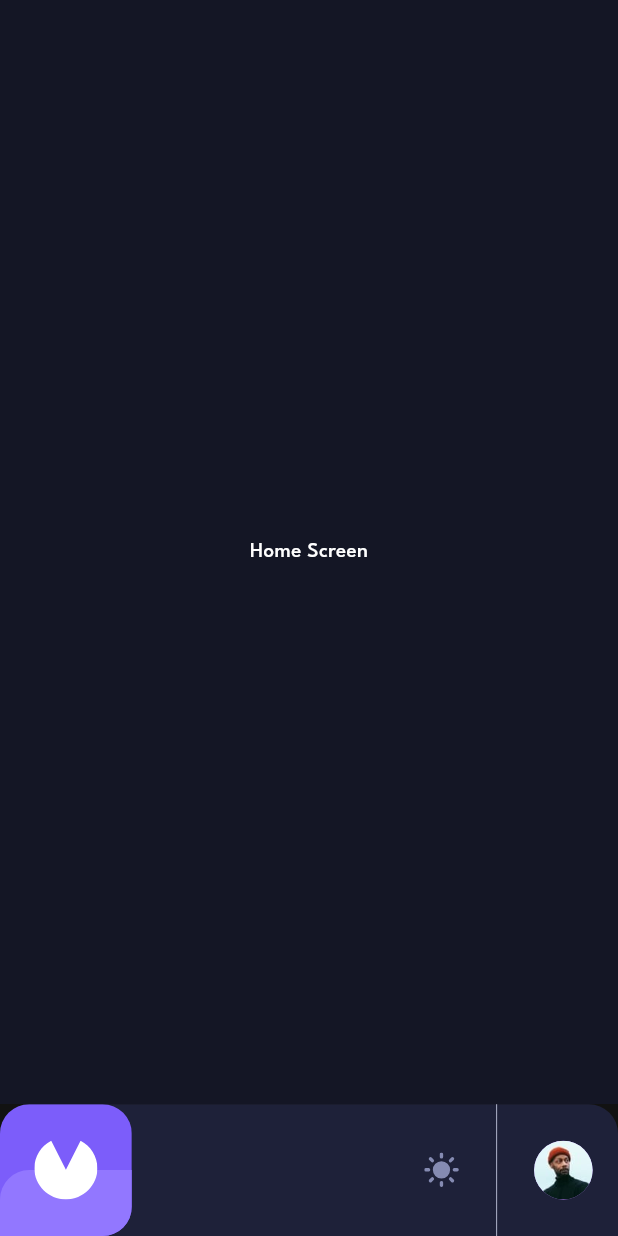
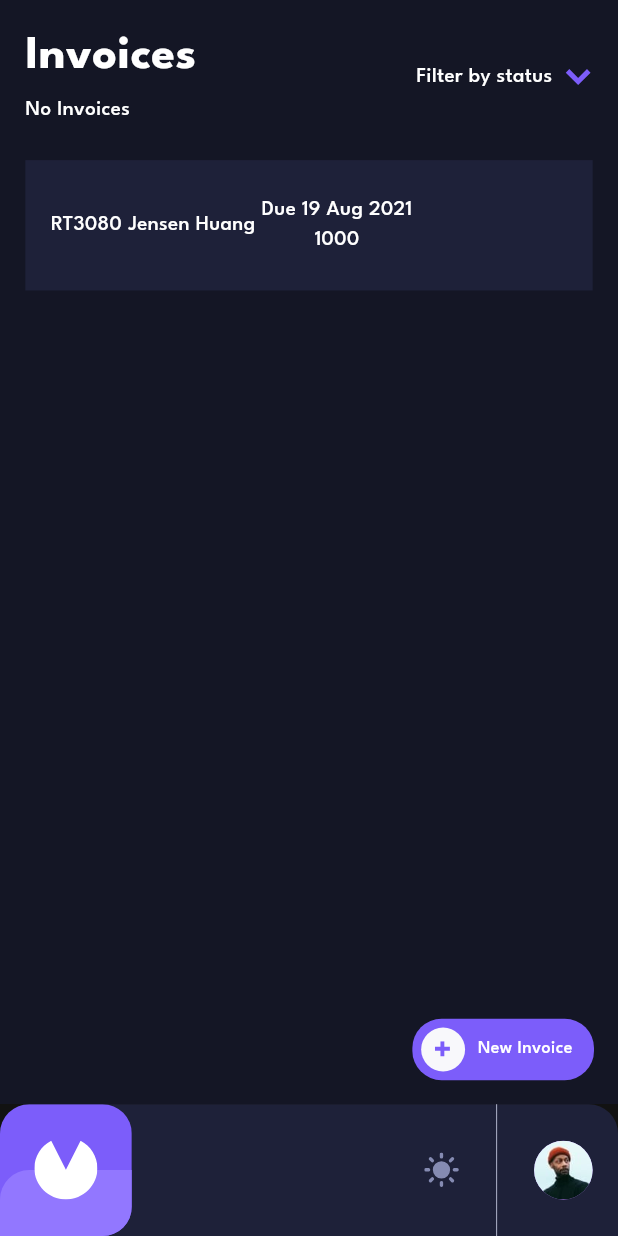
Before and after one commit to BaoTrung37/Blue_invoice, a Flutter app: the screen it shows after launch, on a phone screen of 412 x 824 dp. Run offline on Flutter 3.47's test engine with Material 3 defaults, Android fonts, the phone set to English and light mode, and no system bars; our stand-ins replace auto_route, bloc, flutter_bloc, flutter_screenutil, flutter_svg, get_it and 2 more; generated files the repository leaves out were written again.

Commit message:
add heading, new invoice button

```diff
--- a/invoice_app/lib/presentation/pages/home/home_screen.dart
+++ b/invoice_app/lib/presentation/pages/home/home_screen.dart
@@ -1,6 +1,9 @@
 import 'package:auto_route/auto_route.dart';
 import 'package:flutter/material.dart';
+import 'package:flutter_screenutil/flutter_screenutil.dart';
+import 'package:invoice_app/gen/assets.gen.dart';
 import 'package:invoice_app/presentation/resources/app_colors.dart';
+import 'package:invoice_app/presentation/resources/app_text_styles.dart';
 
 @RoutePage()
 class HomeScreen extends StatelessWidget {
@@ -10,8 +13,90 @@ class HomeScreen extends StatelessWidget {
   Widget build(BuildContext context) {
     return Scaffold(
       backgroundColor: context.colors.backgroundPrimary,
-      body: const Center(
-        child: Text('Home Screen'),
+      body: SafeArea(
+        child: Padding(
+          padding: EdgeInsets.symmetric(horizontal: 16.w, vertical: 20.h),
+          child: Column(
+            children: [
+              _buildHeading(),
+              24.verticalSpace,
+              Container(
+                padding: EdgeInsets.symmetric(horizontal: 16.w, vertical: 24.h),
+                color: context.colors.backgroundSecondary,
+                child: Row(
+                  children: [
+                    const Text('RT3080'),
+                    4.horizontalSpace,
+                    const Text('Jensen Huang'),
+                    4.horizontalSpace,
+                    const Column(
+                      children: [
+                        Text('Due 19 Aug 2021'),
+                        Text('1000'),
+                      ],
+                    ),
+                  ],
+                ),
+              ),
+            ],
+          ),
+        ),
+      ),
+      floatingActionButton: _buildNewInvoiceButton(context),
+    );
+  }
+
+  Widget _buildHeading() {
+    return Row(
+      mainAxisAlignment: MainAxisAlignment.spaceBetween,
+      children: [
+        Column(
+          crossAxisAlignment: CrossAxisAlignment.start,
+          children: [
+            const Text(
+              'Invoices',
+              style: AppTextStyles.heading1,
+            ),
+            8.verticalSpace,
+            const Text('No Invoices'),
+          ],
+        ),
+        Row(
+          children: [
+            const Text('Filter by status'),
+            8.horizontalSpace,
+            Assets.icons.iconArrowDown.svg(
+              height: 12.h,
+            ),
+          ],
+        ),
+      ],
+    );
+  }
+
+  Widget _buildNewInvoiceButton(BuildContext context) {
+    return Container(
+      decoration: BoxDecoration(
+        color: context.colors.button1Color,
+        borderRadius: BorderRadius.circular(20.r),
+      ),
+      padding: EdgeInsets.all(6.r),
+      child: Row(
+        mainAxisSize: MainAxisSize.min,
+        children: [
+          CircleAvatar(
+            radius: 15.r,
+            backgroundColor: context.colors.lightBackground,
+            child: Assets.icons.iconPlus.svg(),
+          ),
+          Padding(
+            padding: EdgeInsets.symmetric(horizontal: 8.w),
+            child: const Text(
+              'New Invoice',
+              style: AppTextStyles.body1,
+            ),
+          ),
+        ],
       ),
     );
   }
```
